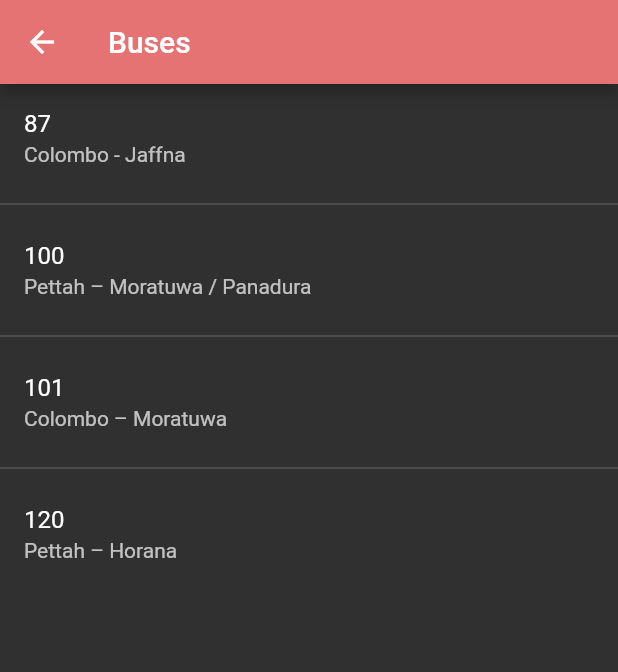
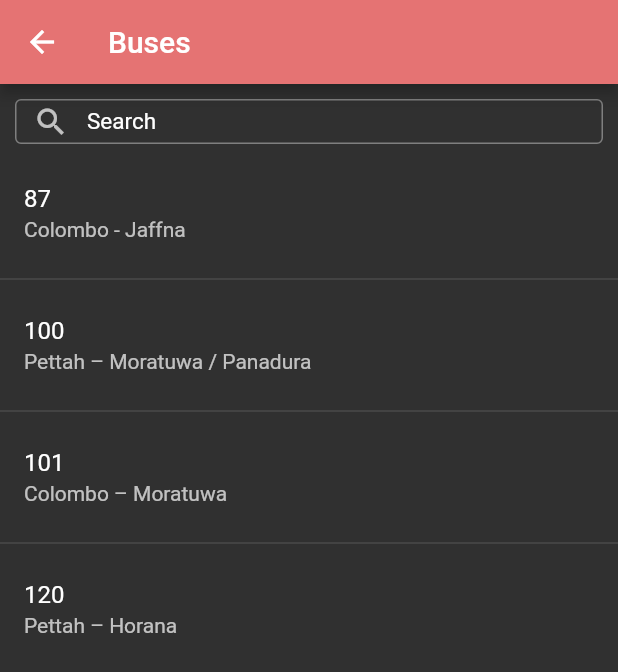
Before and after one commit to GowthamF/travel_sl, a Flutter app: the Buses screen opened by its route, on a phone screen of 412 x 824 dp. Shown: the top 672 px of the screen. Run offline on Flutter 3.47's test engine with Material 2 defaults, Android fonts, the phone set to English and light mode, and no system bars; our stand-ins replace bloc, cloud_firestore, equatable, flutter_bloc, geolocator, google_maps_flutter and 1 more; missing offline and left inert: firebase_ml_vision, flutter_polyline_points, geocoder; accounts and stored records are empty.

Commit message:
fixing issues

```diff
--- a/lib/widgets/buses.dart
+++ b/lib/widgets/buses.dart
@@ -4,13 +4,17 @@ import 'package:travel_sl/widgets/widgets.dart';
 class Buses extends StatelessWidget {
   @override
   Widget build(BuildContext context) {
-    return SafeArea(
+    return GestureDetector(
+        onTap: () {
+          FocusScope.of(context).unfocus();
+        },
+        child: SafeArea(
           child: Scaffold(
             appBar: AppBar(
               title: Text('Buses'),
             ),
             body: BusRoute(),
           ),
-    );
+        ));
   }
 }
--- a/lib/widgets/buses/bus_route.dart
+++ b/lib/widgets/buses/bus_route.dart
@@ -2,35 +2,90 @@ import 'package:flutter/material.dart';
 import 'package:travel_sl/singletons/singletons.dart';
 import 'package:travel_sl/widgets/widgets.dart';
 
-class BusRoute extends StatelessWidget {
+class BusRoute extends StatefulWidget {
+  @override
+  State<StatefulWidget> createState() {
+    // TODO: implement createState
+    return _BusRoute();
+  }
+}
+
+class _BusRoute extends State<BusRoute> {
   final BusViewData _busViewData = BusViewData.getInstance();
+  static List<BusData> _busList = [];
+
+  @override
+  void initState() {
+    // TODO: implement initState
+    super.initState();
+    _busList = _busViewData.busData;
+  }
 
   @override
   Widget build(BuildContext context) {
-    return ListView.separated(
+    return Column(
+      children: <Widget>[
+        Container(
+          padding: EdgeInsets.symmetric(horizontal: 10, vertical: 10),
+          height: 50,
+          child: TextFormField(
+            onChanged: (value) {
+              if (value.isNotEmpty) {
+                setState(() {
+                  _busList = _busViewData.busData
+                      .where((f) =>
+                          f.routeName
+                              .toUpperCase()
+                              .contains(value.trim().toUpperCase()) ||
+                          f.busNumber.contains(value.trim()))
+                      .toList();
+                });
+              } else {
+                setState(() {
+                  _busList = _busViewData.busData;
+                });
+              }
+            },
+            style: TextStyle(fontSize: 15),
+            autovalidate: true,
+            decoration: InputDecoration(
+              prefixIcon: Icon(Icons.search),
+              hintStyle: TextStyle(fontSize: 15, color: Colors.white),
+              hintText: 'Search',
+              border: OutlineInputBorder(
+                  borderSide: BorderSide(color: Colors.white)),
+              contentPadding:
+                  EdgeInsets.only(top: 0, bottom: 10, left: 10, right: 10),
+            ),
+          ),
+        ),
+        Expanded(
+            child: ListView.separated(
           shrinkWrap: true,
           separatorBuilder: (c, i) {
             return Divider(
-          thickness: 1.5,
+              thickness: 1,
             );
           },
           itemBuilder: (context, index) {
             return ListTile(
-          title: Text(_busViewData.busData[index].busNumber),
-          subtitle: Text(_busViewData.busData[index].routeName),
+              title: Text(_busList[index].busNumber),
+              subtitle: Text(_busList[index].routeName),
               onTap: () {
                 Navigator.push(
                   context,
                   MaterialPageRoute(
                     builder: (context) => BusRouteView(
-                  selectedBus: _busViewData.busData[index],
+                      selectedBus: _busList[index],
                     ),
                   ),
                 );
               },
             );
           },
-      itemCount: _busViewData.busData.length,
+          itemCount: _busList.length,
+        ))
+      ],
     );
   }
 }
--- a/lib/widgets/home/homemenu.dart
+++ b/lib/widgets/home/homemenu.dart
@@ -103,7 +103,7 @@ class _HomeMenu extends State<HomeMenu> {
                         child: Column(
                           mainAxisSize: MainAxisSize.min,
                           children: <Widget>[
-                            Icon(Icons.business),
+                            Icon(Icons.local_taxi),
                             Padding(
                               padding: EdgeInsets.only(top: 25),
                               child: Text('Taxi'),
```
Also changed, not shown: lib/widgets/buses/bus_view.dart (+10 -11 lines), lib/widgets/trains.dart (+6 -2 lines), lib/widgets/trains/train_route.dart (+58 -5 lines), lib/widgets/trains/train_view.dart (+10 -10 lines), lib/widgets/translator/translator_view.dart (+18 -11 lines). Lines whose indentation alone changed are shown as unchanged.
